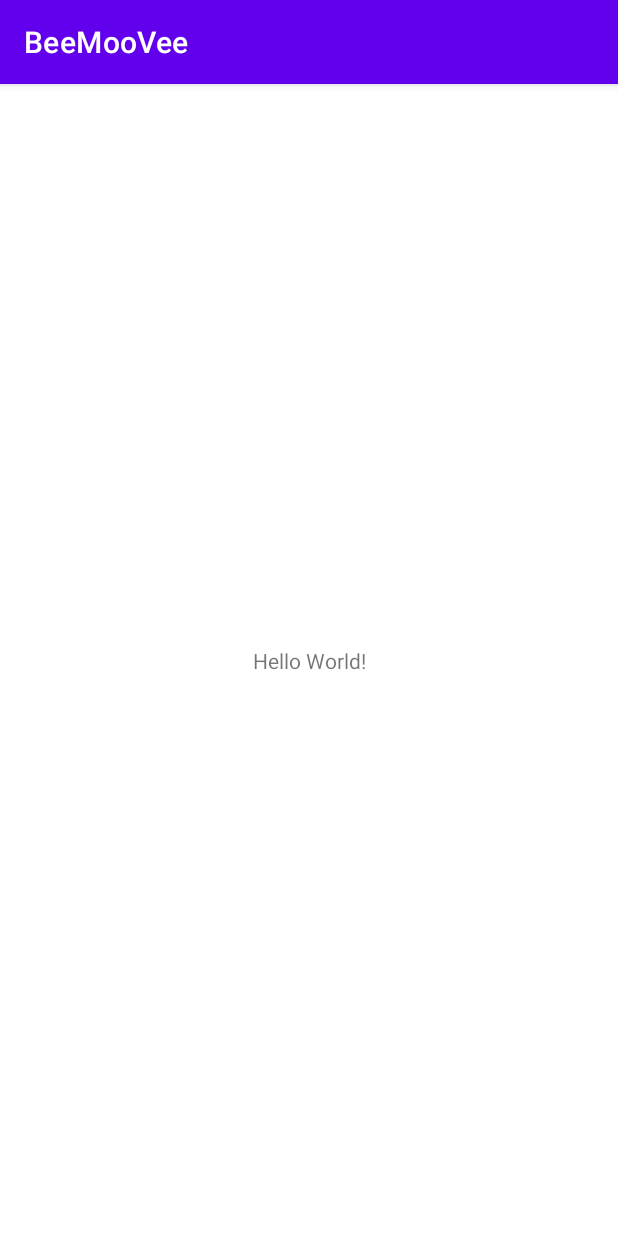
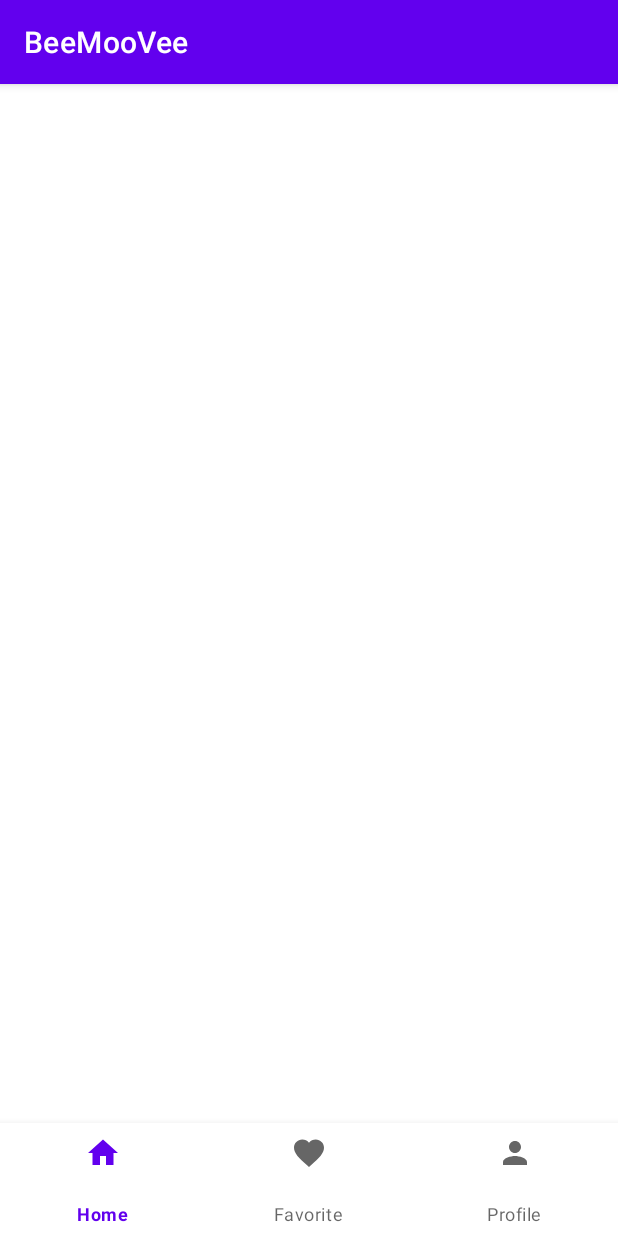
Before and after one commit to fajarainul/beemoovee, an Android app: the screen it shows after launch (MainActivity), on a phone screen of 412 x 824 dp. Run offline under Robolectric (Android 15) with nearby library versions, the phone set to English and light mode, and no system bars.

Commit message:
create bottom navigation menu

```diff
--- /dev/null
+++ b/app/src/main/res/drawable/ic_favorite.xml
@@ -0,0 +1,10 @@
+<vector xmlns:android="http://schemas.android.com/apk/res/android"
+    android:width="24dp"
+    android:height="24dp"
+    android:viewportWidth="24"
+    android:viewportHeight="24"
+    android:tint="?attr/colorControlNormal">
+  <path
+      android:fillColor="@android:color/white"
+      android:pathData="M12,21.35l-1.45,-1.32C5.4,15.36 2,12.28 2,8.5 2,5.42 4.42,3 7.5,3c1.74,0 3.41,0.81 4.5,2.09C13.09,3.81 14.76,3 16.5,3 19.58,3 22,5.42 22,8.5c0,3.78 -3.4,6.86 -8.55,11.54L12,21.35z"/>
+</vector>
--- /dev/null
+++ b/app/src/main/res/drawable/ic_home.xml
@@ -0,0 +1,10 @@
+<vector xmlns:android="http://schemas.android.com/apk/res/android"
+    android:width="24dp"
+    android:height="24dp"
+    android:viewportWidth="24"
+    android:viewportHeight="24"
+    android:tint="?attr/colorControlNormal">
+  <path
+      android:fillColor="@android:color/white"
+      android:pathData="M10,20v-6h4v6h5v-8h3L12,3 2,12h3v8z"/>
+</vector>
--- /dev/null
+++ b/app/src/main/res/drawable/ic_person.xml
@@ -0,0 +1,10 @@
+<vector xmlns:android="http://schemas.android.com/apk/res/android"
+    android:width="24dp"
+    android:height="24dp"
+    android:viewportWidth="24"
+    android:viewportHeight="24"
+    android:tint="?attr/colorControlNormal">
+  <path
+      android:fillColor="@android:color/white"
+      android:pathData="M12,12c2.21,0 4,-1.79 4,-4s-1.79,-4 -4,-4 -4,1.79 -4,4 1.79,4 4,4zM12,14c-2.67,0 -8,1.34 -8,4v2h16v-2c0,-2.66 -5.33,-4 -8,-4z"/>
+</vector>
--- a/app/src/main/res/layout/activity_main.xml
+++ b/app/src/main/res/layout/activity_main.xml
@@ -6,13 +6,24 @@
     android:layout_height="match_parent"
     tools:context=".MainActivity">
 
-    <TextView
-        android:layout_width="wrap_content"
-        android:layout_height="wrap_content"
-        android:text="Hello World!"
-        app:layout_constraintBottom_toBottomOf="parent"
-        app:layout_constraintLeft_toLeftOf="parent"
-        app:layout_constraintRight_toRightOf="parent"
+    <FrameLayout
+        android:id="@+id/framelayout"
+        android:layout_width="match_parent"
+        android:layout_height="0dp"
+        app:layout_constraintBottom_toTopOf="@+id/bottomNavigation"
+        app:layout_constraintEnd_toEndOf="parent"
+        app:layout_constraintHorizontal_bias="0.5"
+        app:layout_constraintStart_toStartOf="parent"
         app:layout_constraintTop_toTopOf="parent" />
 
+    <com.google.android.material.bottomnavigation.BottomNavigationView
+        android:id="@+id/bottomNavigation"
+        android:layout_width="match_parent"
+        android:layout_height="75dp"
+        app:layout_constraintBottom_toBottomOf="parent"
+        app:layout_constraintEnd_toEndOf="parent"
+        app:layout_constraintHorizontal_bias="0.5"
+        app:layout_constraintStart_toStartOf="parent"
+        app:menu="@menu/bottom_navigation_menu"/>
+
 </androidx.constraintlayout.widget.ConstraintLayout>
--- /dev/null
+++ b/app/src/main/res/menu/bottom_navigation_menu.xml
@@ -0,0 +1,17 @@
+<?xml version="1.0" encoding="utf-8"?>
+<menu xmlns:android="http://schemas.android.com/apk/res/android">
+
+    <item
+        android:id="@+id/menu_home"
+        android:title="@string/home"
+        android:icon="@drawable/ic_home"/>
+    <item
+        android:id="@+id/menu_favorite"
+        android:title="@string/favorite"
+        android:icon="@drawable/ic_favorite" />
+
+    <item
+        android:id="@+id/menu_profile"
+        android:title="@string/profile"
+        android:icon="@drawable/ic_person"/>
+</menu>
--- a/app/src/main/res/values/strings.xml
+++ b/app/src/main/res/values/strings.xml
@@ -1,3 +1,6 @@
 <resources>
     <string name="app_name">BeeMooVee</string>
+    <string name="home">Home</string>
+    <string name="favorite">Favorite</string>
+    <string name="profile">Profile</string>
 </resources>
```
